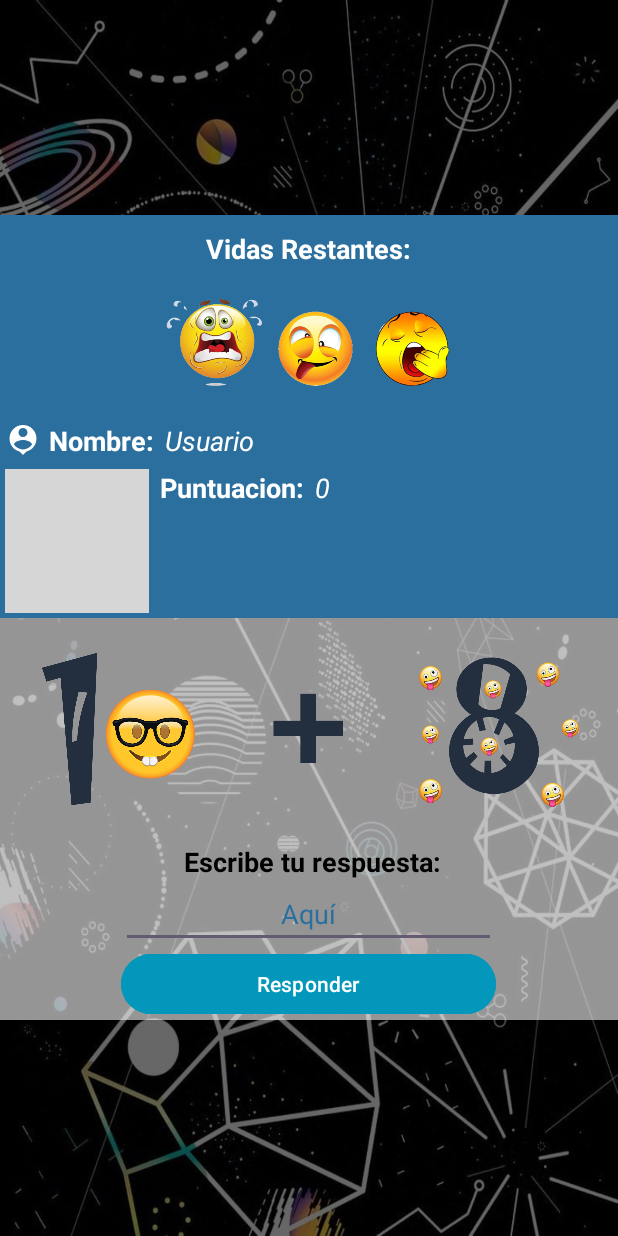
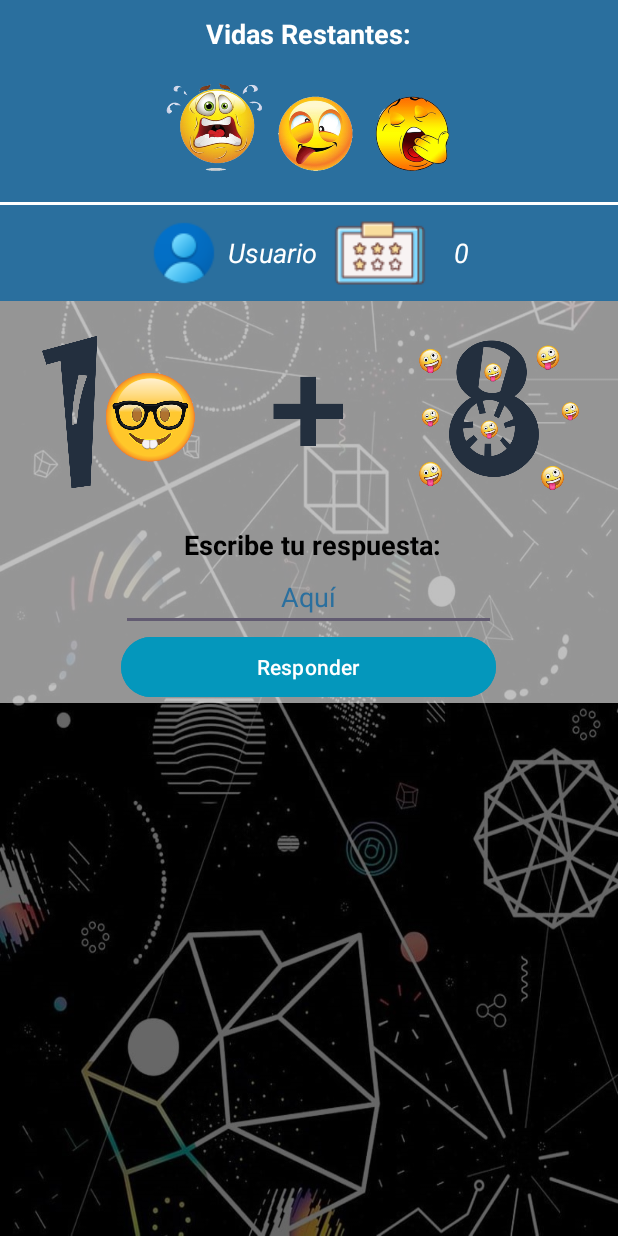
Before and after one commit to AdairPonceuwu/Mobile-Applications-Project, an Android app: the Nivel1_Sumas_Faciles screen opened directly, with no data from a screen before it, on a phone screen of 412 x 824 dp. Run offline under Robolectric (Android 15) with nearby library versions, the phone set to English and light mode, and no system bars; our stand-ins replace Firebase (no records; nobody signed in at launch, a user with empty details on screens opened directly); grey boxes are pictures that could not be loaded.

Commit message:
Modificando el diseño

```diff
--- a/app/src/main/res/layout/activity_nivel1_sumas_faciles.xml
+++ b/app/src/main/res/layout/activity_nivel1_sumas_faciles.xml
@@ -13,7 +13,7 @@
         android:layout_width="match_parent"
         android:layout_height="match_parent"
         android:orientation="vertical"
-        android:gravity="center">
+        >
 
         <LinearLayout
             android:layout_width="match_parent"
@@ -46,24 +46,24 @@
 
             </LinearLayout>
 
+            <View
+                android:layout_width="match_parent"
+                android:layout_height="2dp"
+                android:background="@color/white"
+                />
+
             <LinearLayout
                 android:layout_width="match_parent"
                 android:layout_height="wrap_content"
                 android:orientation="horizontal"
-                android:layout_margin="3dp">
+                android:gravity="center">
+
                 <ImageView
                     android:layout_width="wrap_content"
                     android:layout_height="wrap_content"
-                    android:src="@drawable/ic_person_game"
+                    android:src="@drawable/ico_usuario"
                     android:layout_marginRight="5dp"/>
-                <TextView
-                    android:layout_width="wrap_content"
-                    android:layout_height="wrap_content"
-                    android:text="Nombre:"
-                    android:textColor="@color/white"
-                    android:textSize="18sp"
-                    android:textStyle="bold"
-                    android:layout_marginRight="7dp"/>
+
 
                 <TextView
                     android:id="@+id/textViewUsuario"
@@ -71,30 +71,16 @@
                     android:layout_height="wrap_content"
                     android:text="Usuario"
                     android:textColor="@color/white"
+                    android:layout_marginRight="10dp"
                     android:textSize="18sp"
                     android:textStyle="italic"/>
 
-            </LinearLayout>
-
-            <LinearLayout
-                android:layout_width="match_parent"
-                android:layout_height="wrap_content"
-                android:orientation="horizontal"
-                android:layout_margin="3dp"
-                >
                 <ImageView
                     android:layout_width="wrap_content"
                     android:layout_height="wrap_content"
-                    android:src="@drawable/ic_puntos"
+                    android:src="@drawable/ico_score"
                     android:layout_marginRight="7dp"/>
-                <TextView
-                    android:layout_width="wrap_content"
-                    android:layout_height="wrap_content"
-                    android:text="Puntuacion:"
-                    android:textColor="@color/white"
-                    android:textSize="18sp"
-                    android:textStyle="bold"
-                    android:layout_marginRight="7dp"/>
+
 
                 <TextView
                     android:id="@+id/textViewPuntos"
@@ -102,13 +88,11 @@
                     android:layout_height="wrap_content"
                     android:text="0"
                     android:textColor="@color/white"
+                    android:layout_marginLeft="10dp"
                     android:textSize="18sp"
                     android:textStyle="italic"/>
 
             </LinearLayout>
-
-
-
 
         </LinearLayout>
 
```
Also changed, not shown: app/src/main/res/layout/activity_nivel2_sumas_avanzadas.xml (+17 -31 lines), app/src/main/res/layout/activity_nivel3_restas.xml (+16 -32 lines), app/src/main/res/layout/activity_nivel4_sumas_yrestas.xml (+15 -31 lines), app/src/main/res/layout/activity_nivel5_multiplicaciones.xml (+15 -30 lines), app/src/main/res/layout/activity_nivel6_operaciones_aleatorias.xml (+15 -28 lines), app/src/main/res/drawable/ico_score.png (added).
